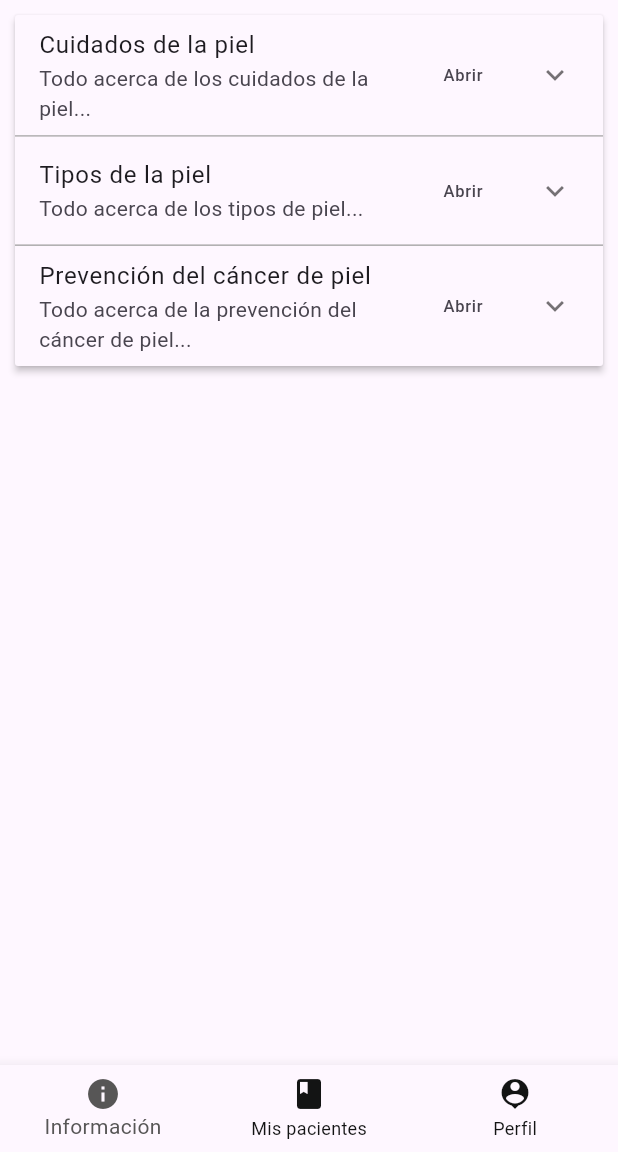
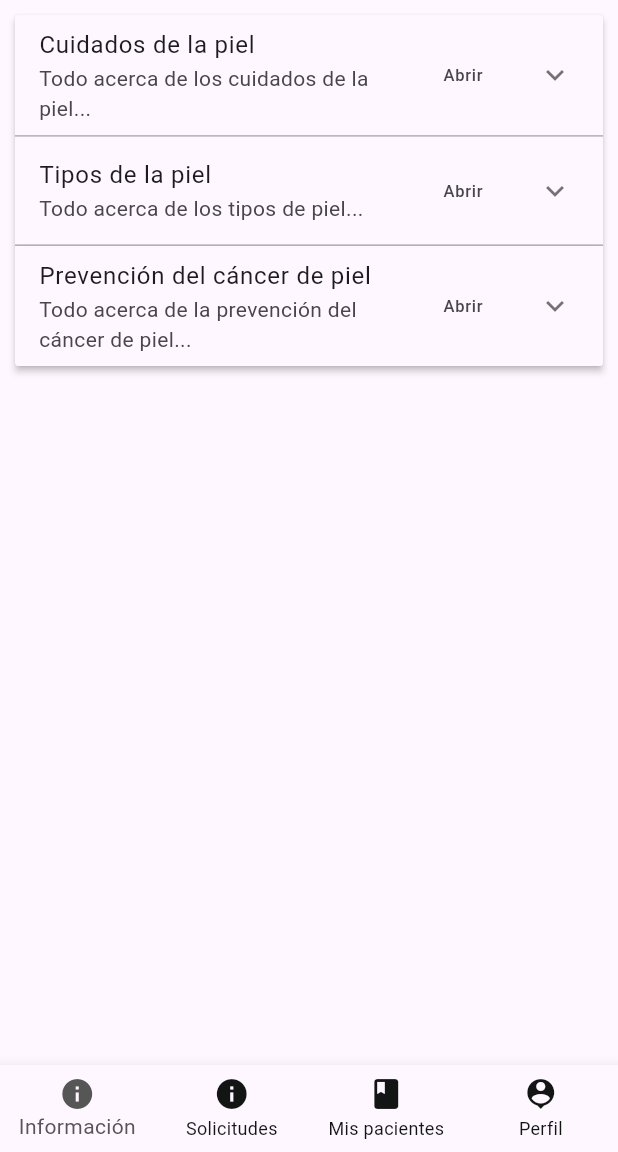
Before and after one commit to jmanuel2023/TT2024_B004, a Flutter app: the SpecialistScreen screen opened directly, on a phone screen of 412 x 824 dp, the part 84-1236 px from its top. Run offline on Flutter 3.47's test engine with Material 3 defaults, Android fonts, the light colour scheme and no system bars; our stand-ins replace app_links, camera, email_validator, flutter_secure_storage, permission_handler; accounts and stored records are empty.

Commit message:
Update SpecialistScreen.dart

```diff
--- a/lib/screens/SpecialistScreen.dart
+++ b/lib/screens/SpecialistScreen.dart
@@ -36,6 +36,7 @@ class SpecialistScreen extends StatefulWidget {
           controller: pageController,
           children: [
             InfoPiel(),
+            PatientRequest(),
             PatientCatalog(),
             Perfil()
           ],
@@ -54,6 +55,7 @@ class SpecialistScreen extends StatefulWidget {
         },
         items: const [
           BottomNavigationBarItem(icon: Icon(Icons.info), label: 'Información'),
+          BottomNavigationBarItem(icon: Icon(Icons.info), label: 'Solicitudes'),
           BottomNavigationBarItem(icon:Icon(Icons.book), label: 'Mis pacientes'),
           BottomNavigationBarItem(icon: Icon(Icons.person_pin), label: 'Perfil')
         ],),
```
